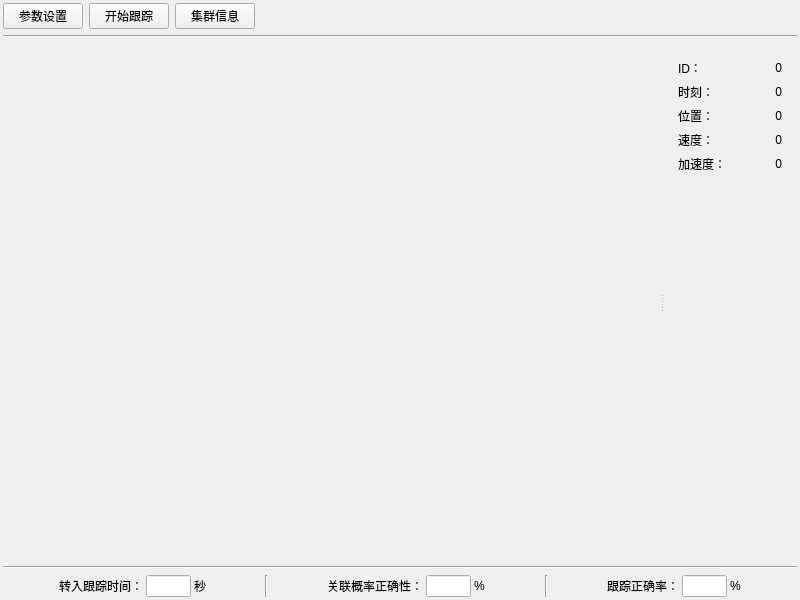
kernelhcy/targettracking, file mainwindow.ui: the form before one commit.
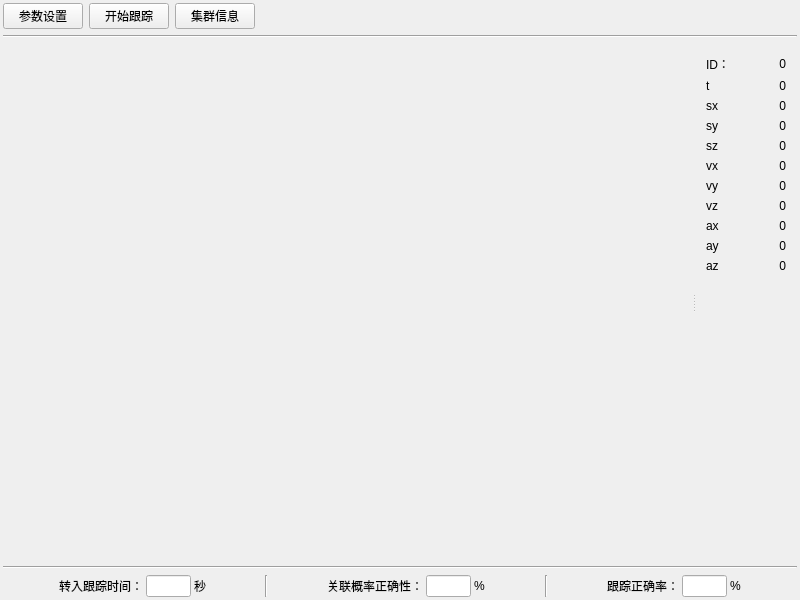
The form after the commit.

The edit to the form file:
```diff
--- a/mainwindow.ui
+++ b/mainwindow.ui
@@ -117,9 +117,6 @@
         </sizepolicy>
        </property>
        <layout class="QFormLayout" name="formLayout">
-        <property name="margin">
-         <number>15</number>
-        </property>
         <item row="0" column="0">
          <layout class="QGridLayout" name="gridLayout_2">
           <item row="0" column="0">
@@ -151,7 +148,7 @@
           <item row="1" column="0">
            <widget class="QLabel" name="label_25">
             <property name="text">
-             <string>时刻：</string>
+             <string>t</string>
             </property>
            </widget>
           </item>
@@ -174,7 +171,7 @@
           <item row="2" column="0">
            <widget class="QLabel" name="label_26">
             <property name="text">
-             <string>位置：</string>
+             <string>sx</string>
             </property>
            </widget>
           </item>
@@ -195,9 +192,9 @@
            </widget>
           </item>
           <item row="3" column="0">
-           <widget class="QLabel" name="label_29">
+           <widget class="QLabel" name="label_30">
             <property name="text">
-             <string>速度：</string>
+             <string>sy</string>
             </property>
            </widget>
           </item>
@@ -218,14 +215,152 @@
            </widget>
           </item>
           <item row="4" column="0">
-           <widget class="QLabel" name="label_28">
+           <widget class="QLabel" name="label_31">
             <property name="text">
-             <string>加速度：</string>
+             <string>sz</string>
             </property>
            </widget>
           </item>
           <item row="4" column="1">
-           <widget class="QLabel" name="aLabel">
+           <widget class="QLabel" name="szLabel">
+            <property name="minimumSize">
+             <size>
+              <width>50</width>
+              <height>0</height>
+             </size>
+            </property>
+            <property name="text">
+             <string>0</string>
+            </property>
+            <property name="alignment">
+             <set>Qt::AlignRight|Qt::AlignTrailing|Qt::AlignVCenter</set>
+            </property>
+           </widget>
+          </item>
+          <item row="5" column="0">
+           <widget class="QLabel" name="label_29">
+            <property name="text">
+             <string>vx</string>
+            </property>
+           </widget>
+          </item>
+          <item row="5" column="1">
+           <widget class="QLabel" name="vxLabel">
+            <property name="minimumSize">
+             <size>
+              <width>50</width>
+              <height>0</height>
+             </size>
+            </property>
+            <property name="text">
+             <string>0</string>
+            </property>
+            <property name="alignment">
+             <set>Qt::AlignRight|Qt::AlignTrailing|Qt::AlignVCenter</set>
+            </property>
+           </widget>
+          </item>
+          <item row="6" column="0">
+           <widget class="QLabel" name="label_33">
+            <property name="text">
+             <string>vy</string>
+            </property>
+           </widget>
+          </item>
+          <item row="6" column="1">
+           <widget class="QLabel" name="vyLabel">
+            <property name="minimumSize">
+             <size>
+              <width>50</width>
+              <height>0</height>
+             </size>
+            </property>
+            <property name="text">
+             <string>0</string>
+            </property>
+            <property name="alignment">
+             <set>Qt::AlignRight|Qt::AlignTrailing|Qt::AlignVCenter</set>
+            </property>
+           </widget>
+          </item>
+          <item row="7" column="0">
+           <widget class="QLabel" name="label_32">
+            <property name="text">
+             <string>vz</string>
+            </property>
+           </widget>
+          </item>
+          <item row="7" column="1">
+           <widget class="QLabel" name="vzLabel">
+            <property name="minimumSize">
+             <size>
+              <width>50</width>
+              <height>0</height>
+             </size>
+            </property>
+            <property name="text">
+             <string>0</string>
+            </property>
+            <property name="alignment">
+             <set>Qt::AlignRight|Qt::AlignTrailing|Qt::AlignVCenter</set>
+            </property>
+           </widget>
+          </item>
+          <item row="8" column="0">
+           <widget class="QLabel" name="label_28">
+            <property name="text">
+             <string>ax</string>
+            </property>
+           </widget>
+          </item>
+          <item row="8" column="1">
+           <widget class="QLabel" name="axLabel">
+            <property name="minimumSize">
+             <size>
+              <width>50</width>
+              <height>0</height>
+             </size>
+            </property>
+            <property name="text">
+             <string>0</string>
+            </property>
+            <property name="alignment">
+             <set>Qt::AlignRight|Qt::AlignTrailing|Qt::AlignVCenter</set>
+            </property>
+           </widget>
+          </item>
+          <item row="9" column="0">
+           <widget class="QLabel" name="label_34">
+            <property name="text">
+             <string>ay</string>
+            </property>
+           </widget>
+          </item>
+          <item row="9" column="1">
+           <widget class="QLabel" name="ayLabel">
+            <property name="minimumSize">
+             <size>
+              <width>50</width>
+              <height>0</height>
+             </size>
+            </property>
+            <property name="text">
+             <string>0</string>
+            </property>
+            <property name="alignment">
+             <set>Qt::AlignRight|Qt::AlignTrailing|Qt::AlignVCenter</set>
+            </property>
+           </widget>
+          </item>
+          <item row="10" column="0">
+           <widget class="QLabel" name="label_35">
+            <property name="text">
+             <string>az</string>
+            </property>
+           </widget>
+          </item>
+          <item row="10" column="1">
+           <widget class="QLabel" name="azLabel">
             <property name="minimumSize">
              <size>
               <width>50</width>
```
Left out of the diff: 4 changed lines with no effect on the pictures.
